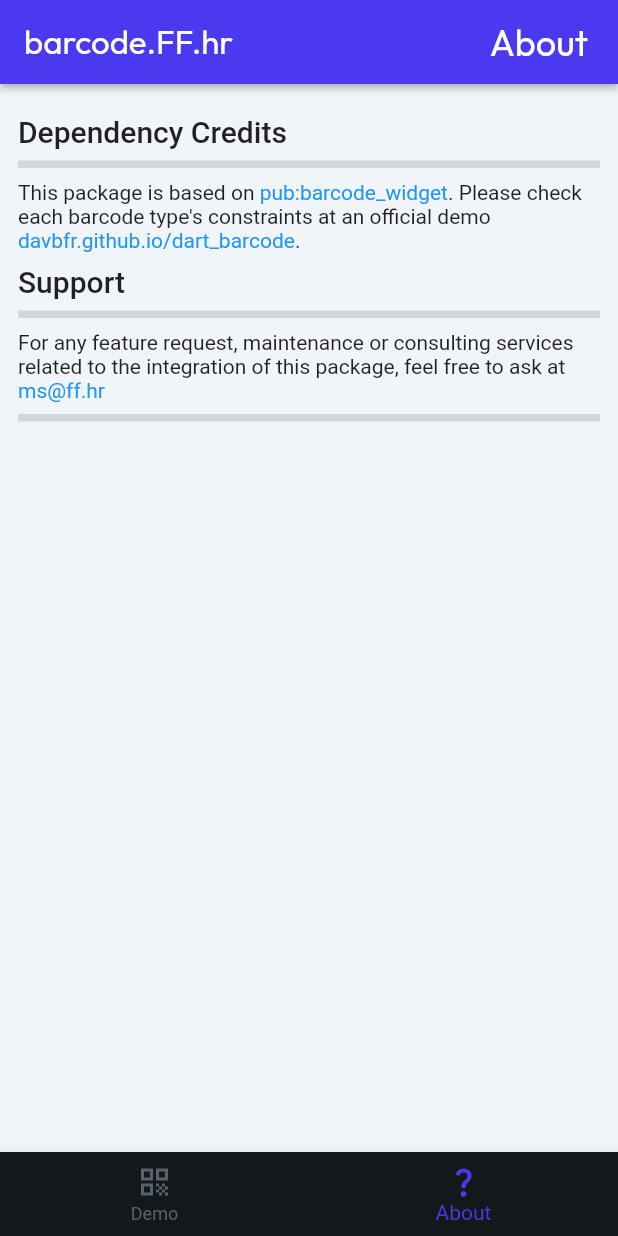
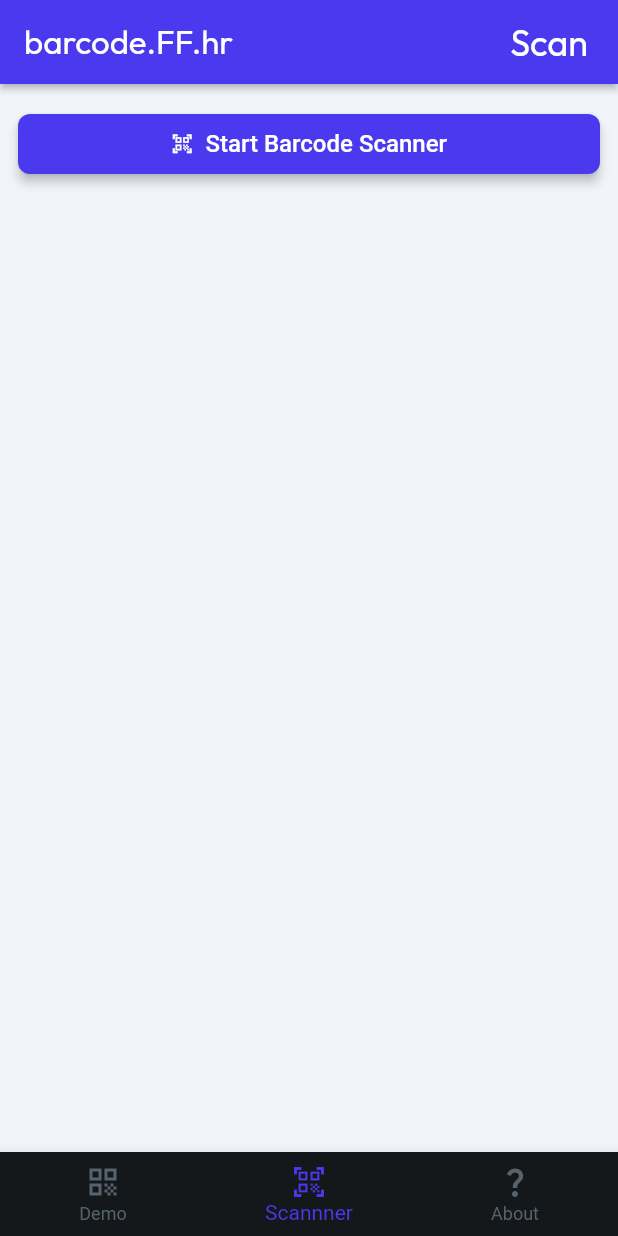
Before and after one commit to stepanic/mp-ff-barcode, a Flutter app: the screen it shows after launch, item 2 of the bottom bar chosen, on a phone screen of 412 x 824 dp. Run offline on Flutter 3.47's test engine with Material 3 defaults, Android fonts, the phone set to English and light mode, and no system bars; drawn by our look-alikes of auto_size_text, flutter_markdown; our stand-ins replace barcode_widget, easy_debounce, font_awesome_flutter, from_css_color, go_router, google_fonts and 3 more; missing offline and left inert: flutter_barcode_scanner, json_path; Roboto replaces fonts that are missing (Readex Pro).

Commit message:
Updating to latest FlutterFlow output.

```diff
--- a/lib/flutter_flow/nav/nav.dart
+++ b/lib/flutter_flow/nav/nav.dart
@@ -38,18 +38,25 @@ GoRouter createRouter(AppStateNotifier appStateNotifier) => GoRouter(
           builder: (context, _) => const NavBarPage(),
         ),
         FFRoute(
-          name: 'HomePage',
-          path: '/homePage',
+          name: 'aDemoPage',
+          path: '/aDemoPage',
           builder: (context, params) => params.isEmpty
-              ? const NavBarPage(initialPage: 'HomePage')
-              : const HomePageWidget(),
+              ? const NavBarPage(initialPage: 'aDemoPage')
+              : const ADemoPageWidget(),
         ),
         FFRoute(
-          name: 'AboutPage',
-          path: '/aboutPage',
+          name: 'cAboutPage',
+          path: '/cAboutPage',
           builder: (context, params) => params.isEmpty
-              ? const NavBarPage(initialPage: 'AboutPage')
-              : const AboutPageWidget(),
+              ? const NavBarPage(initialPage: 'cAboutPage')
+              : const CAboutPageWidget(),
+        ),
+        FFRoute(
+          name: 'bScanBarcodePage',
+          path: '/bScanBarcodePage',
+          builder: (context, params) => params.isEmpty
+              ? const NavBarPage(initialPage: 'bScanBarcodePage')
+              : const BScanBarcodePageWidget(),
         )
       ].map((r) => r.toRoute(appStateNotifier)).toList(),
     );
--- a/lib/index.dart
+++ b/lib/index.dart
@@ -1,3 +1,5 @@
 // Export pages
-export '/pages/home_page/home_page_widget.dart' show HomePageWidget;
-export '/pages/about_page/about_page_widget.dart' show AboutPageWidget;
+export '/pages/a_demo_page/a_demo_page_widget.dart' show ADemoPageWidget;
+export '/pages/c_about_page/c_about_page_widget.dart' show CAboutPageWidget;
+export '/pages/b_scan_barcode_page/b_scan_barcode_page_widget.dart'
+    show BScanBarcodePageWidget;
--- a/lib/main.dart
+++ b/lib/main.dart
@@ -83,7 +83,7 @@ class NavBarPage extends StatefulWidget {
 
 /// This is the private State class that goes with NavBarPage.
 class _NavBarPageState extends State<NavBarPage> {
-  String _currentPageName = 'HomePage';
+  String _currentPageName = 'aDemoPage';
   late Widget? _currentPage;
 
   @override
@@ -96,8 +96,9 @@ class _NavBarPageState extends State<NavBarPage> {
   @override
   Widget build(BuildContext context) {
     final tabs = {
-      'HomePage': const HomePageWidget(),
-      'AboutPage': const AboutPageWidget(),
+      'aDemoPage': const ADemoPageWidget(),
+      'bScanBarcodePage': const BScanBarcodePageWidget(),
+      'cAboutPage': const CAboutPageWidget(),
     };
     final currentIndex = tabs.keys.toList().indexOf(_currentPageName);
 
@@ -126,6 +127,14 @@ class _NavBarPageState extends State<NavBarPage> {
           ),
           BottomNavigationBarItem(
             icon: Icon(
+              Icons.qr_code_scanner,
+              size: 24.0,
+            ),
+            label: 'Scannner',
+            tooltip: '',
+          ),
+          BottomNavigationBarItem(
+            icon: Icon(
               Icons.question_mark,
               size: 24.0,
             ),
--- a/lib/pages/home_page/home_page_model.dart
+++ b/lib/pages/a_demo_page/a_demo_page_model.dart
@@ -1,9 +1,9 @@
 import '/flutter_flow/flutter_flow_util.dart';
 import '/flutter_flow/form_field_controller.dart';
-import 'home_page_widget.dart' show HomePageWidget;
+import 'a_demo_page_widget.dart' show ADemoPageWidget;
 import 'package:flutter/material.dart';
 
-class HomePageModel extends FlutterFlowModel<HomePageWidget> {
+class ADemoPageModel extends FlutterFlowModel<ADemoPageWidget> {
   ///  State fields for stateful widgets in this page.
 
   final unfocusNode = FocusNode();
--- /dev/null
+++ b/lib/pages/b_scan_barcode_page/b_scan_barcode_page_model.dart
@@ -0,0 +1,18 @@
+import '/flutter_flow/flutter_flow_util.dart';
+import 'b_scan_barcode_page_widget.dart' show BScanBarcodePageWidget;
+import 'package:flutter/material.dart';
+
+class BScanBarcodePageModel extends FlutterFlowModel<BScanBarcodePageWidget> {
+  ///  State fields for stateful widgets in this page.
+
+  final unfocusNode = FocusNode();
+  var barcodeSannerResult = '';
+
+  @override
+  void initState(BuildContext context) {}
+
+  @override
+  void dispose() {
+    unfocusNode.dispose();
+  }
+}
--- /dev/null
+++ b/lib/pages/b_scan_barcode_page/b_scan_barcode_page_widget.dart
@@ -0,0 +1,153 @@
+import '/flutter_flow/flutter_flow_theme.dart';
+import '/flutter_flow/flutter_flow_util.dart';
+import '/flutter_flow/flutter_flow_widgets.dart';
+import 'package:flutter/material.dart';
+import 'package:flutter_barcode_scanner/flutter_barcode_scanner.dart';
+import 'b_scan_barcode_page_model.dart';
+export 'b_scan_barcode_page_model.dart';
+
+class BScanBarcodePageWidget extends StatefulWidget {
+  const BScanBarcodePageWidget({super.key});
+
+  @override
+  State<BScanBarcodePageWidget> createState() => _BScanBarcodePageWidgetState();
+}
+
+class _BScanBarcodePageWidgetState extends State<BScanBarcodePageWidget> {
+  late BScanBarcodePageModel _model;
+
+  final scaffoldKey = GlobalKey<ScaffoldState>();
+
+  @override
+  void initState() {
+    super.initState();
+    _model = createModel(context, () => BScanBarcodePageModel());
+
+    WidgetsBinding.instance.addPostFrameCallback((_) => setState(() {}));
+  }
+
+  @override
+  void dispose() {
+    _model.dispose();
+
+    super.dispose();
+  }
+
+  @override
+  Widget build(BuildContext context) {
+    return GestureDetector(
+      onTap: () => _model.unfocusNode.canRequestFocus
+          ? FocusScope.of(context).requestFocus(_model.unfocusNode)
+          : FocusScope.of(context).unfocus(),
+      child: Scaffold(
+        key: scaffoldKey,
+        backgroundColor: FlutterFlowTheme.of(context).primaryBackground,
+        appBar: AppBar(
+          backgroundColor: FlutterFlowTheme.of(context).primary,
+          automaticallyImplyLeading: false,
+          title: Text(
+            'barcode.FF.hr',
+            style: FlutterFlowTheme.of(context).headlineMedium.override(
+                  fontFamily: 'Outfit',
+                  color: Colors.white,
+                  fontSize: 22.0,
+                  letterSpacing: 0.0,
+                ),
+          ),
+          actions: [
+            Align(
+              alignment: const AlignmentDirectional(0.0, 0.0),
+              child: Padding(
+                padding: const EdgeInsetsDirectional.fromSTEB(0.0, 0.0, 20.0, 0.0),
+                child: Text(
+                  'Scan',
+                  style: FlutterFlowTheme.of(context).headlineMedium.override(
+                        fontFamily: 'Outfit',
+                        color: Colors.white,
+                        letterSpacing: 0.0,
+                      ),
+                ),
+              ),
+            ),
+          ],
+          centerTitle: false,
+          elevation: 2.0,
+        ),
+        body: SafeArea(
+          top: true,
+          child: Padding(
+            padding: const EdgeInsetsDirectional.fromSTEB(12.0, 0.0, 12.0, 0.0),
+            child: SingleChildScrollView(
+              child: Column(
+                mainAxisSize: MainAxisSize.min,
+                mainAxisAlignment: MainAxisAlignment.start,
+                children: [
+                  FFButtonWidget(
+                    onPressed: () async {
+                      if (isWeb) {
+                        // show error snackbar
+                        ScaffoldMessenger.of(context).clearSnackBars();
+                        ScaffoldMessenger.of(context).showSnackBar(
+                          SnackBar(
+                            content: Text(
+                              'Barcode Scanner is not supported on web platform',
+                              style: TextStyle(
+                                color: FlutterFlowTheme.of(context).primaryText,
+                              ),
+                            ),
+                            duration: const Duration(milliseconds: 4000),
+                            backgroundColor: FlutterFlowTheme.of(context).error,
+                          ),
+                        );
+                      } else {
+                        // start barcode scanner
+                        _model.barcodeSannerResult =
+                            await FlutterBarcodeScanner.scanBarcode(
+                          '#C62828', // scanning line color
+                          'Cancel', // cancel button text
+                          true, // whether to show the flash icon
+                          ScanMode.BARCODE,
+                        );
+                      }
+
+                      setState(() {});
+                    },
+                    text: 'Start Barcode Scanner',
+                    icon: const Icon(
+                      Icons.qr_code_scanner,
+                      size: 15.0,
+                    ),
+                    options: FFButtonOptions(
+                      width: double.infinity,
+                      height: 40.0,
+                      padding:
+                          const EdgeInsetsDirectional.fromSTEB(24.0, 0.0, 24.0, 0.0),
+                      iconPadding:
+                          const EdgeInsetsDirectional.fromSTEB(0.0, 0.0, 0.0, 0.0),
+                      color: FlutterFlowTheme.of(context).primary,
+                      textStyle:
+                          FlutterFlowTheme.of(context).titleSmall.override(
+                                fontFamily: 'Readex Pro',
+                                color: Colors.white,
+                                letterSpacing: 0.0,
+                              ),
+                      elevation: 3.0,
+                      borderSide: const BorderSide(
+                        color: Colors.transparent,
+                        width: 1.0,
+                      ),
+                      borderRadius: BorderRadius.circular(8.0),
+                    ),
+                  ),
+                ]
+                    .divide(const SizedBox(height: 20.0))
+                    .addToStart(const SizedBox(height: 20.0))
+                    .addToEnd(const SizedBox(height: 200.0)),
+              ),
+            ),
+          ),
+        ),
+      ),
+    );
+  }
+}
--- a/lib/pages/about_page/about_page_model.dart
+++ b/lib/pages/c_about_page/c_about_page_model.dart
@@ -1,8 +1,8 @@
 import '/flutter_flow/flutter_flow_util.dart';
-import 'about_page_widget.dart' show AboutPageWidget;
+import 'c_about_page_widget.dart' show CAboutPageWidget;
 import 'package:flutter/material.dart';
 
-class AboutPageModel extends FlutterFlowModel<AboutPageWidget> {
+class CAboutPageModel extends FlutterFlowModel<CAboutPageWidget> {
   ///  State fields for stateful widgets in this page.
 
   final unfocusNode = FocusNode();
--- a/lib/pages/about_page/about_page_widget.dart
+++ b/lib/pages/c_about_page/c_about_page_widget.dart
@@ -2,25 +2,25 @@ import '/flutter_flow/flutter_flow_theme.dart';
 import '/flutter_flow/flutter_flow_util.dart';
 import 'package:flutter/material.dart';
 import 'package:flutter_markdown/flutter_markdown.dart';
-import 'about_page_model.dart';
-export 'about_page_model.dart';
+import 'c_about_page_model.dart';
+export 'c_about_page_model.dart';
 
-class AboutPageWidget extends StatefulWidget {
-  const AboutPageWidget({super.key});
+class CAboutPageWidget extends StatefulWidget {
+  const CAboutPageWidget({super.key});
 
   @override
-  State<AboutPageWidget> createState() => _AboutPageWidgetState();
+  State<CAboutPageWidget> createState() => _CAboutPageWidgetState();
 }
 
-class _AboutPageWidgetState extends State<AboutPageWidget> {
-  late AboutPageModel _model;
+class _CAboutPageWidgetState extends State<CAboutPageWidget> {
+  late CAboutPageModel _model;
 
   final scaffoldKey = GlobalKey<ScaffoldState>();
 
   @override
   void initState() {
     super.initState();
-    _model = createModel(context, () => AboutPageModel());
+    _model = createModel(context, () => CAboutPageModel());
 
     WidgetsBinding.instance.addPostFrameCallback((_) => setState(() {}));
   }
--- a/pubspec.yaml
+++ b/pubspec.yaml
@@ -33,8 +33,12 @@ dependencies:
   dropdown_button2: 2.3.9
   easy_debounce: 2.0.1
   flutter_animate: 4.5.0
+  flutter_barcode_scanner:
+    git:
+      url: https://github.com/FlutterFlow/flutter_barcode_scanner
   flutter_cache_manager: 3.3.1
   flutter_markdown: 0.6.23
+  flutter_plugin_android_lifecycle: 2.0.20
   font_awesome_flutter: 10.6.0
   from_css_color: 2.0.0
   go_router: 12.1.3
```
Also changed, not shown: lib/pages/a_demo_page/a_demo_page_widget.dart (renamed from lib/pages/home_page/home_page_widget.dart, +8 -8 lines), 2 other files.
